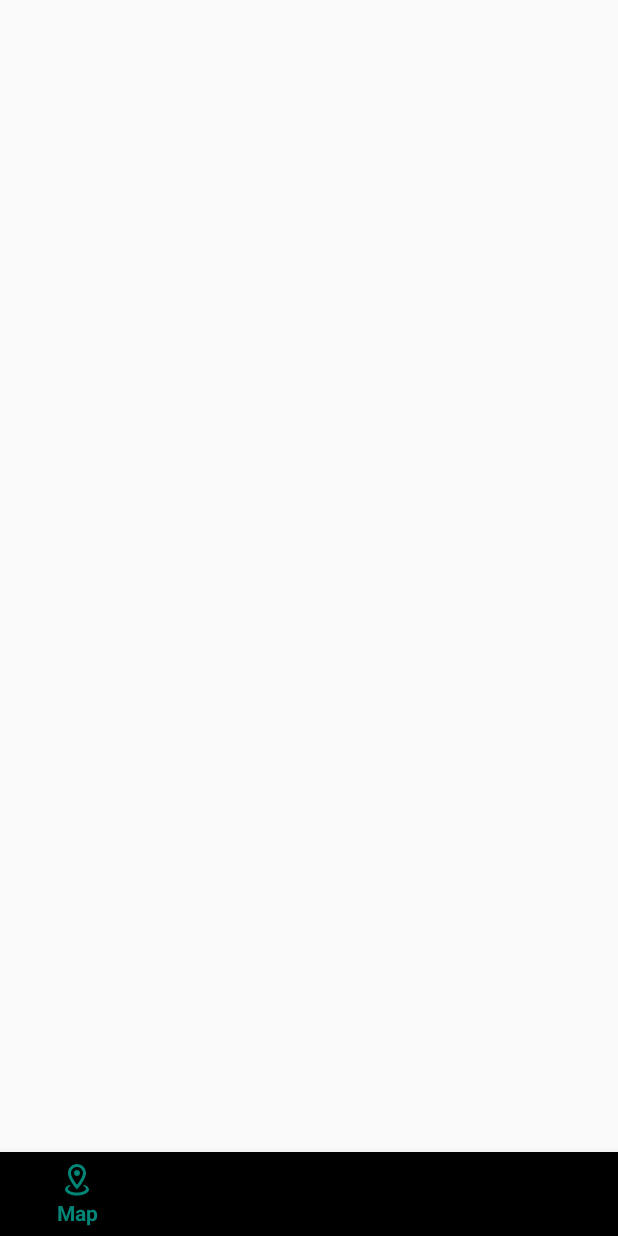
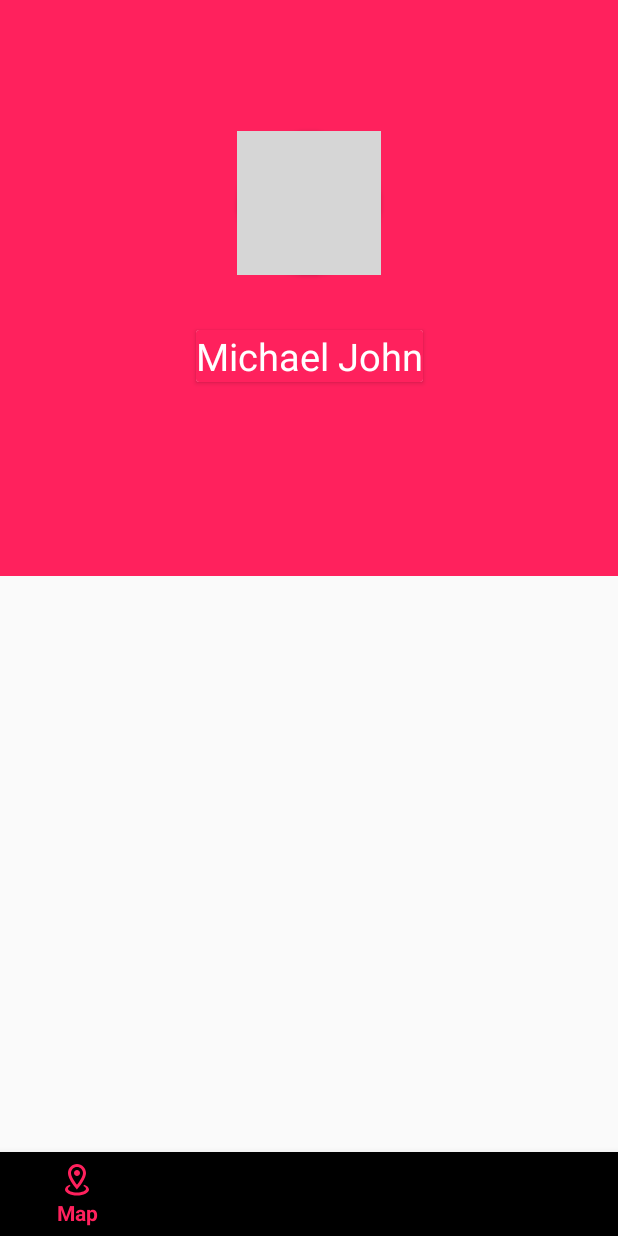
Before and after one commit to bluntbrain/BloodLife, an Android app: the Profile screen opened directly, with no data from a screen before it, on a phone screen of 412 x 824 dp. Run offline under Robolectric (Android 15) with nearby library versions, the phone set to English and light mode, and no system bars; grey boxes are pictures that could not be loaded.

Commit message:
Added Welcome Loading PAge and Profile basics

```diff
--- a/app/build.gradle
+++ b/app/build.gradle
@@ -29,4 +29,5 @@ dependencies {
     implementation 'com.google.maps.android:android-maps-utils:0.5'
     implementation 'com.google.android.gms:play-services-maps:17.0.0'
     implementation 'com.google.android.material:material:1.0.0'
+    implementation 'com.mikhaellopez:circularprogressbar:1.0.0'
 }
--- a/app/src/main/AndroidManifest.xml
+++ b/app/src/main/AndroidManifest.xml
@@ -17,7 +17,14 @@
         android:roundIcon="@mipmap/ic_launcher_round"
         android:supportsRtl="true"
         android:theme="@style/AppTheme">
-        <activity android:name=".Request"></activity>
+        <activity android:name=".WelcomeLoading">
+            <intent-filter>
+                <action android:name="android.intent.action.MAIN" />
+
+                <category android:name="android.intent.category.LAUNCHER" />
+            </intent-filter>
+        </activity>
+        <activity android:name=".Request" />
         <activity android:name=".Profile" />
         <activity android:name=".LeaderBoard" />
         <activity android:name=".MainActivity">
--- a/app/src/main/res/layout/activity_profile.xml
+++ b/app/src/main/res/layout/activity_profile.xml
@@ -5,6 +5,73 @@
     android:layout_width="match_parent"
     android:layout_height="match_parent"
     tools:context=".Profile">
+
+
+
+
+    <androidx.cardview.widget.CardView
+        android:layout_width="wrap_content"
+        android:layout_height="wrap_content"
+        app:cardCornerRadius="80dp"
+        app:layout_constraintBottom_toTopOf="@id/bottomNavigation"
+        app:layout_constraintEnd_toEndOf="parent"
+        app:layout_constraintStart_toStartOf="parent"
+        app:layout_constraintTop_toTopOf="parent"
+        app:layout_constraintVertical_bias="0.13">
+
+        <ImageView
+            android:layout_width="wrap_content"
+            android:layout_height="wrap_content"
+            android:src="@drawable/mask" />
+    </androidx.cardview.widget.CardView>
+
+    <androidx.cardview.widget.CardView
+        android:layout_width="wrap_content"
+        android:layout_height="wrap_content"
+        app:layout_constraintBottom_toTopOf="@id/bottomNavigation"
+        app:layout_constraintEnd_toEndOf="parent"
+        app:layout_constraintStart_toStartOf="parent"
+        app:layout_constraintTop_toTopOf="parent"
+        app:layout_constraintVertical_bias="0.3">
+
+
+        <TextView
+            android:layout_width="wrap_content"
+            android:layout_height="wrap_content"
+            android:background="@color/colorPrimary"
+            android:text="Michael John"
+            android:textColor="@color/white"
+            android:textSize="25sp"
+
+            />
+
+
+    </androidx.cardview.widget.CardView>
+
+    <LinearLayout
+        android:id="@+id/linearLayout"
+        android:layout_width="match_parent"
+        android:layout_height="0dp"
+        android:orientation="vertical"
+        app:layout_constraintBottom_toTopOf="@+id/bottomNavigation"
+        app:layout_constraintEnd_toEndOf="parent"
+        app:layout_constraintStart_toStartOf="parent"
+        app:layout_constraintTop_toTopOf="parent">
+
+        <TextView
+            android:layout_width="match_parent"
+            android:layout_height="wrap_content"
+            android:layout_weight="50"
+            android:background="#FF215D" />
+
+        <TextView
+            android:layout_width="match_parent"
+            android:layout_height="wrap_content"
+            android:layout_weight="50" />
+
+    </LinearLayout>
+
+
 
     <com.google.android.material.bottomnavigation.BottomNavigationView
         android:id="@+id/bottomNavigation"
--- a/app/src/main/res/menu/bottom_navigation_menu.xml
+++ b/app/src/main/res/menu/bottom_navigation_menu.xml
@@ -4,22 +4,22 @@
     <item
         android:id="@+id/map_icon"
         android:icon="@drawable/ic_mapmarker2"
-        android:title="Map"/>
+        android:title="@string/navigationbar_map"/>
 
     <item
         android:id="@+id/leaderboard_icon"
         android:icon="@drawable/ic_podium"
-        android:title="B Hero"/>
+        android:title="@string/navigationbar_bhero"/>
 
     <item
         android:id="@+id/profile_icon"
         android:icon="@drawable/ic_profiletie"
-        android:title="Profile"/>
+        android:title="@string/navigationbar_profile"/>
 
     <item
         android:id="@+id/request_blood"
         android:icon="@drawable/ic_ivbag"
-        android:title="Request Blood"
+        android:title="@string/navigationbar_request"
         />
 
 
--- a/app/src/main/res/values/colors.xml
+++ b/app/src/main/res/values/colors.xml
@@ -1,6 +1,7 @@
 <?xml version="1.0" encoding="utf-8"?>
 <resources>
-    <color name="colorPrimary">#008577</color>
+    <color name="colorPrimary">#FF215D</color>
     <color name="colorPrimaryDark">#00574B</color>
     <color name="colorAccent">#D81B60</color>
+    <color name="white">#FFF</color>
 </resources>
--- a/app/src/main/res/values/strings.xml
+++ b/app/src/main/res/values/strings.xml
@@ -1,3 +1,8 @@
 <resources>
     <string name="app_name">LearningMaps</string>
+    <string name="navigationbar_map">Map</string>
+    <string name="navigationbar_bhero">B Hero</string>
+    <string name="navigationbar_request">Request</string>
+    <string name="navigationbar_profile">Profile</string>
+
 </resources>
```
